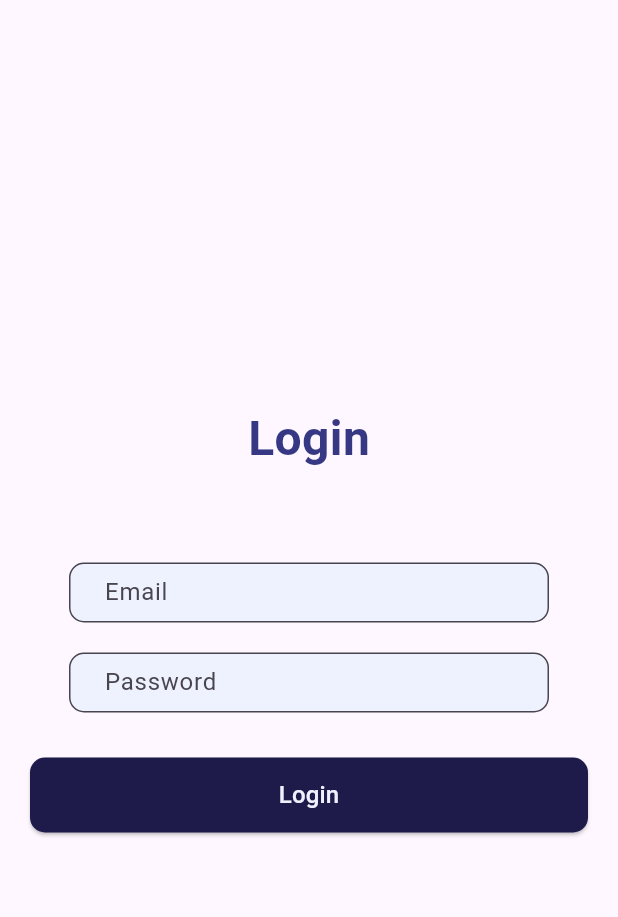
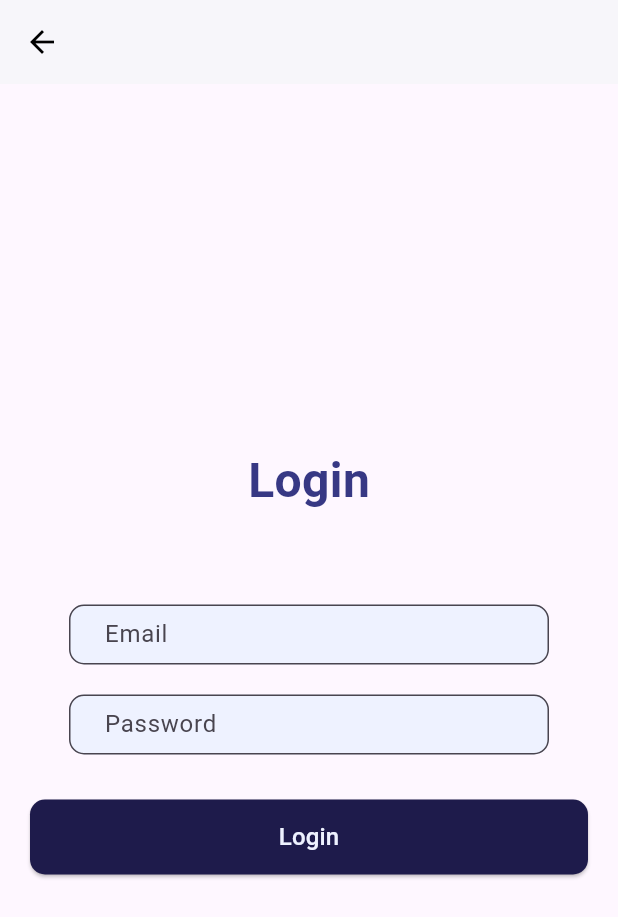
Before and after one commit to mouhana22/mawjood_app, a Flutter app: the LoginPage screen opened directly, on a phone screen of 412 x 824 dp. Shown: the top 917 px of the screen. Run offline on Flutter 3.47's test engine with Material 3 defaults, Android fonts, the phone set to English and light mode, and no system bars; our stand-ins replace camera, cloud_firestore, firebase_auth, firebase_core, firebase_storage, google_maps_flutter and 1 more; missing offline and left inert: maps_toolkit; accounts and stored records are empty; network calls fail.

Commit message:
login page modification

```diff
--- a/lib/Screens/editProfile.dart
+++ b/lib/Screens/editProfile.dart
@@ -12,7 +12,7 @@ class EditProfile extends StatefulWidget {
 class _EditProfilePageState extends State<EditProfile> {
   final _formKey = GlobalKey<FormState>();
   bool _isLoading = true;
-  String? _name, _email, phone, _jobTitle;
+
 
   // Defining the text editing controllers
   late TextEditingController _nameController;
--- a/lib/Screens/login.dart
+++ b/lib/Screens/login.dart
@@ -1,3 +1,5 @@
+import 'dart:ui';
+
 import 'package:flutter/material.dart';
 import 'package:firebase_auth/firebase_auth.dart';
 import 'package:mawjood_app/Screens/Profile.dart';
@@ -9,7 +11,6 @@ class LoginPage extends StatefulWidget {
   const LoginPage({super.key});
 
   @override
-
   _LoginPageState createState() => _LoginPageState();
 }
 
@@ -36,21 +37,20 @@ class _LoginPageState extends State<LoginPage> {
         );
       }
     } on FirebaseAuthException catch (e) {
-      // Handle errors from FirebaseAuth
       var errorMessage = "An error occurred, please try again";
       if (e.code == 'user-not-found') {
         errorMessage = 'No user found for that email.';
       } else if (e.code == 'wrong-password') {
         errorMessage = 'Wrong password provided.';
       }
-// Catch any other exceptions that might occur
+
+      ScaffoldMessenger.of(context).showSnackBar(
+        SnackBar(content: Text(errorMessage)),
+      );
+    } catch (e) {
       print(e); // Log the error for debugging purposes
       ScaffoldMessenger.of(context).showSnackBar(
         const SnackBar(content: Text("An unexpected error occurred. Please try again.")),
-    );
-      // Using ScaffoldMessenger to show user feedback
-      ScaffoldMessenger.of(context).showSnackBar(
-        SnackBar(content: Text(errorMessage)),
       );
     }
   }
@@ -59,14 +59,12 @@ class _LoginPageState extends State<LoginPage> {
   Widget build(BuildContext context) {
     return Scaffold(
       appBar: AppBar(
-        backgroundColor: const Color(0xFF3730A3),
-        elevation: 0,
-        toolbarHeight: 0,
+        backgroundColor: Colors.white, // Changed for better visibility
+        elevation: 1, // Show some shadow
         leading: IconButton(
-    icon: const Icon(Icons.arrow_back, color: Colors.black),
+          icon: const Icon(Icons.arrow_back, color: Colors.black), // Ensure icon is visible
           onPressed: () => Navigator.of(context).pop(),
         ),
-
       ),
       body: Center(
         child: Padding(
```
Lines whose indentation alone changed are shown as unchanged.
